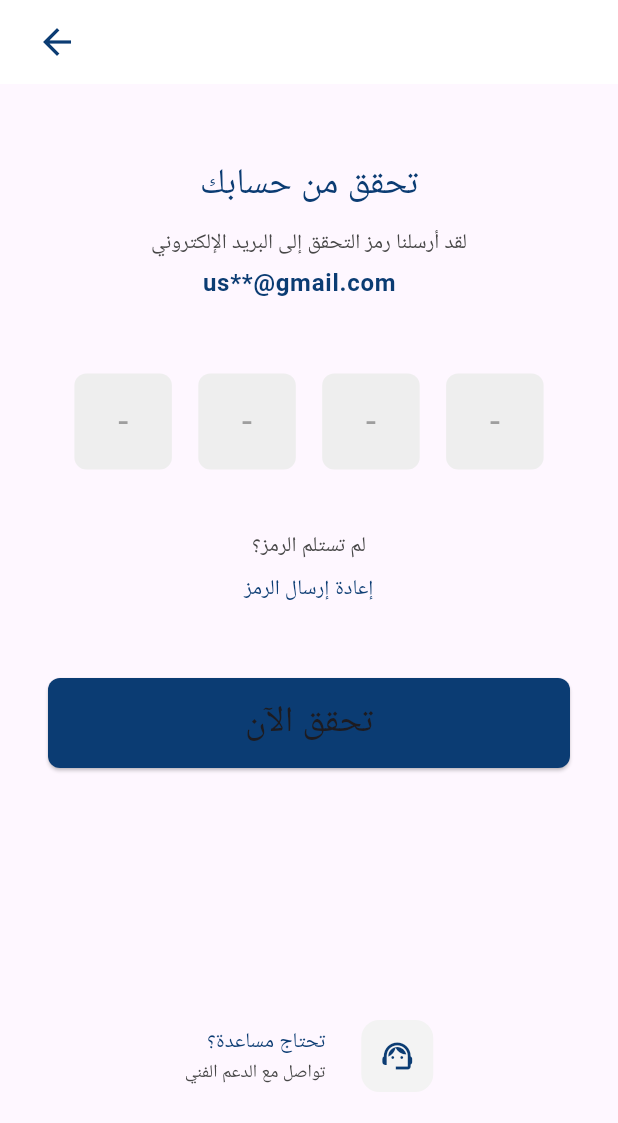
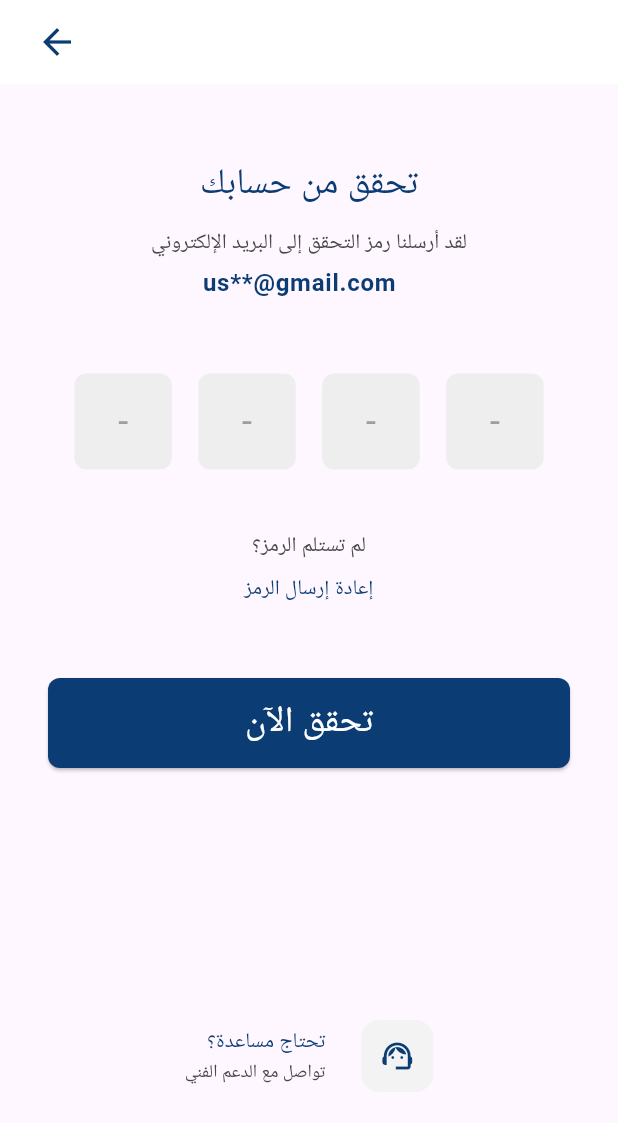
Before and after one commit to deema-ashraf-jaber/rentease, a Flutter app: the ForgotPasswordScreen screen opened directly, after a tap on "إرسال الرمز", on a phone screen of 412 x 824 dp. Shown: the top 1123 px of the screen. Run offline on Flutter 3.47's test engine with Material 3 defaults, Android fonts, the light colour scheme and no system bars; our stand-ins replace dotted_border, get, get_storage, google_maps_flutter, iconsax, logger and 1 more; accounts and stored records are empty.

Commit message:
Fix auth dependencies and colors

```diff
--- a/lib/features/authentication/screens/login/success_screen/success_screen.dart
+++ b/lib/features/authentication/screens/login/success_screen/success_screen.dart
@@ -1,6 +1,5 @@
 import 'package:flutter/material.dart';
 
-import '../../../../../bottom_navigation.dart';
 import '../../../../../utils/constants/colors.dart';
 import '../login.dart';
 import 'widgets/continue_button.dart';
--- a/lib/utils/constants/colors.dart
+++ b/lib/utils/constants/colors.dart
@@ -4,6 +4,7 @@ class TColors {
   TColors._();
 
   static const Color PrimaryColor = Color(0xFF0B3C73);
+  static const Color SecondaryColor = Colors.white;
   static const Color textColor = Color(0xFF2C3E50);
   static const Color backgroundColor = Color(0xFFF8FDFD);
 }
--- a/pubspec.yaml
+++ b/pubspec.yaml
@@ -12,6 +12,8 @@ dependencies:
     sdk: flutter
 
   cupertino_icons: ^1.0.2
+  dotted_border: ^3.1.0
+  google_maps_flutter: ^2.17.0
 
   # State Management
   get: ^4.6.6
@@ -20,6 +22,7 @@ dependencies:
   # UI Packages
   smooth_page_indicator: ^1.2.1
   iconsax: ^0.0.8
+
 
   # Utilities
   intl: ^0.20.2
```
Also changed, not shown: pubspec.lock.
